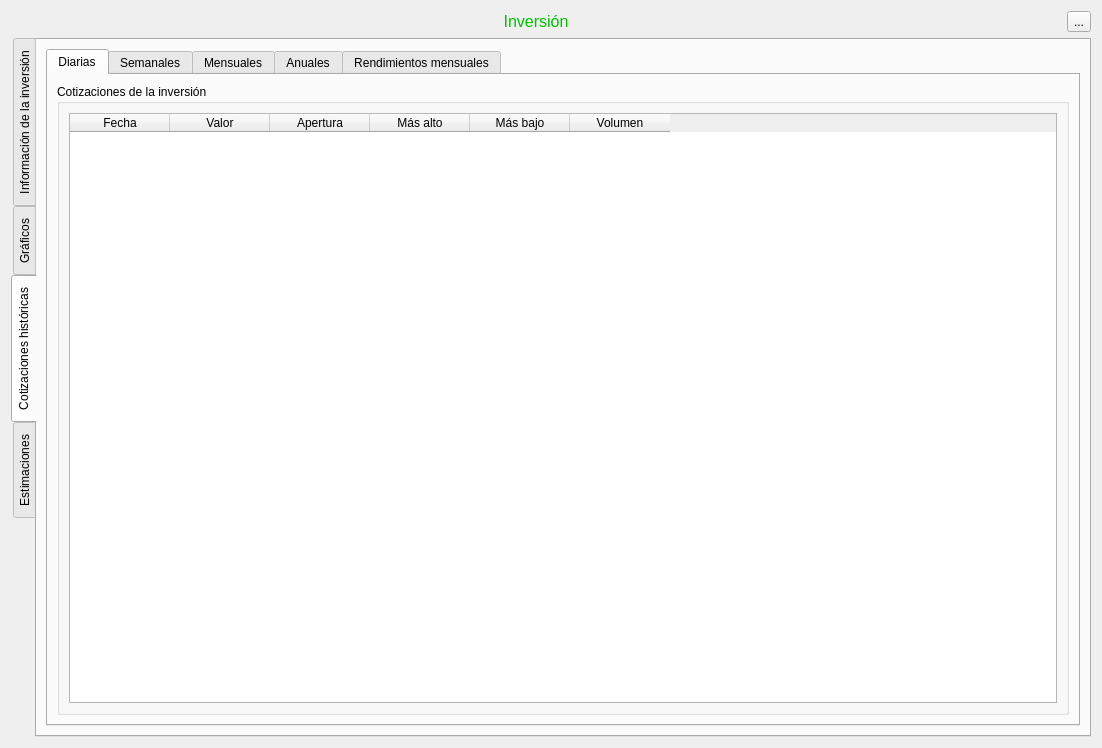
turulomio/xulpymoney, file ui/frmAnalisis.ui: the form before one commit.
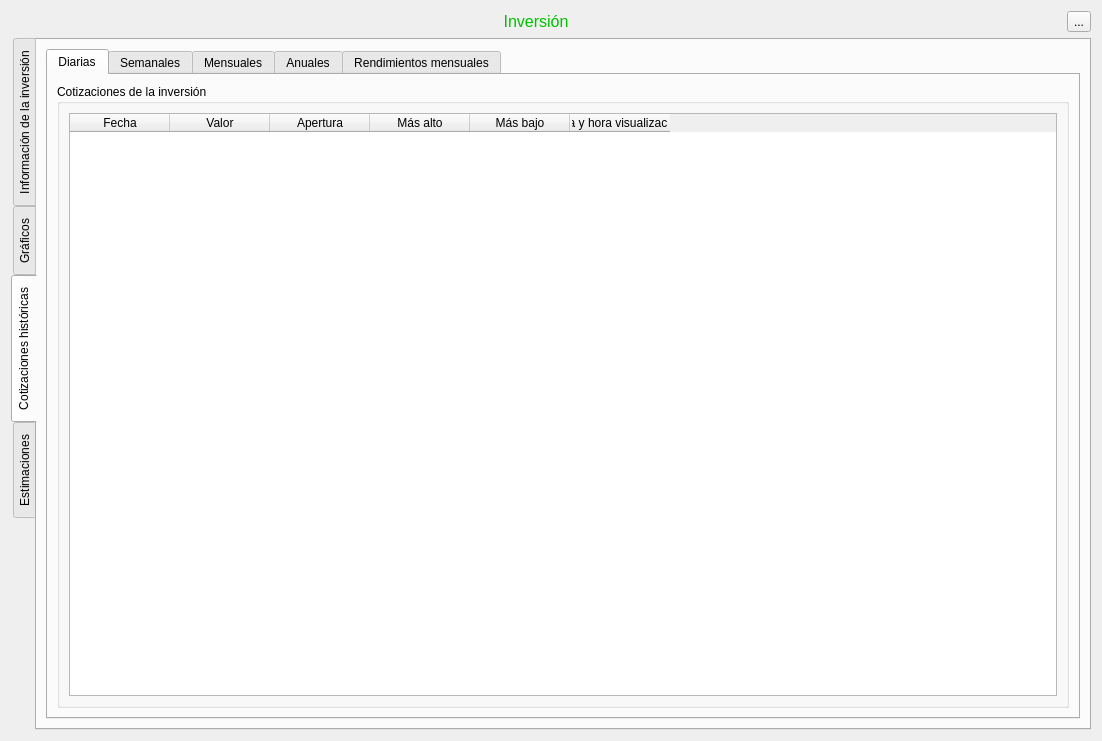
The form after the commit. The open tabs and pages were chosen to show the change. Icons and pictures are not drawn. Custom widgets are drawn as their Qt base class.

Patch:
```diff
--- a/ui/frmAnalisis.ui
+++ b/ui/frmAnalisis.ui
@@ -10,7 +10,7 @@
     <x>0</x>
     <y>0</y>
     <width>1102</width>
-    <height>748</height>
+    <height>741</height>
    </rect>
   </property>
   <property name="windowTitle">
@@ -878,7 +878,7 @@
                   </column>
                   <column>
                    <property name="text">
-                    <string>Volumen</string>
+                    <string>Día y hora visualización</string>
                    </property>
                   </column>
                  </widget>
```
Left out of the diff: 8 changed lines with no effect on the pictures.
